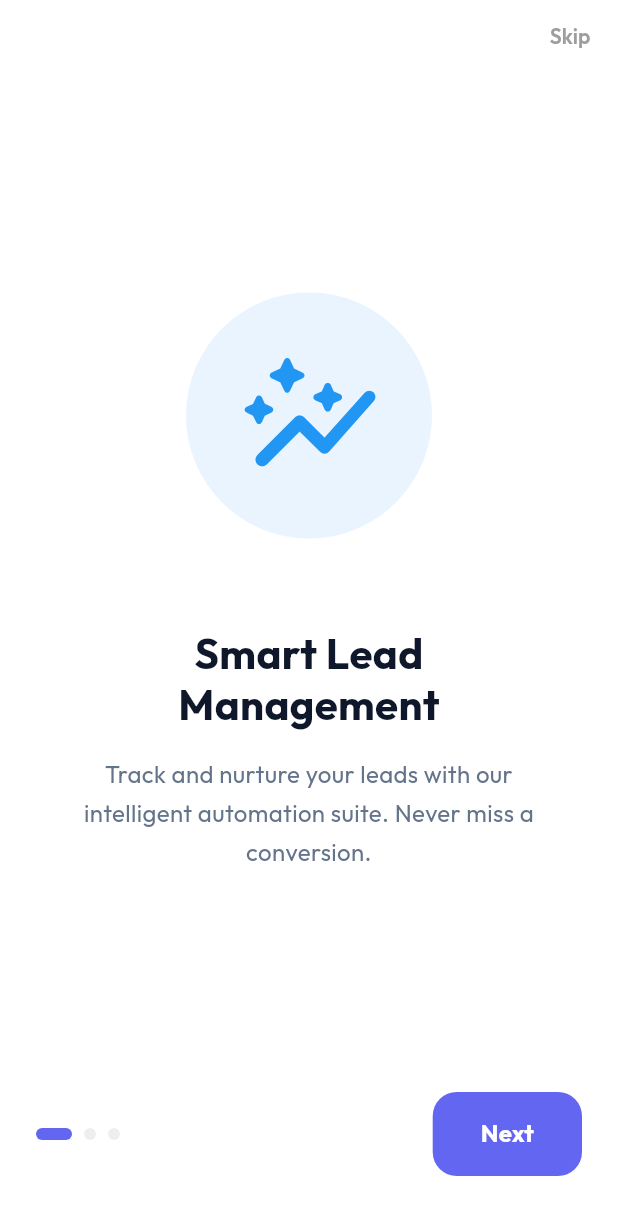
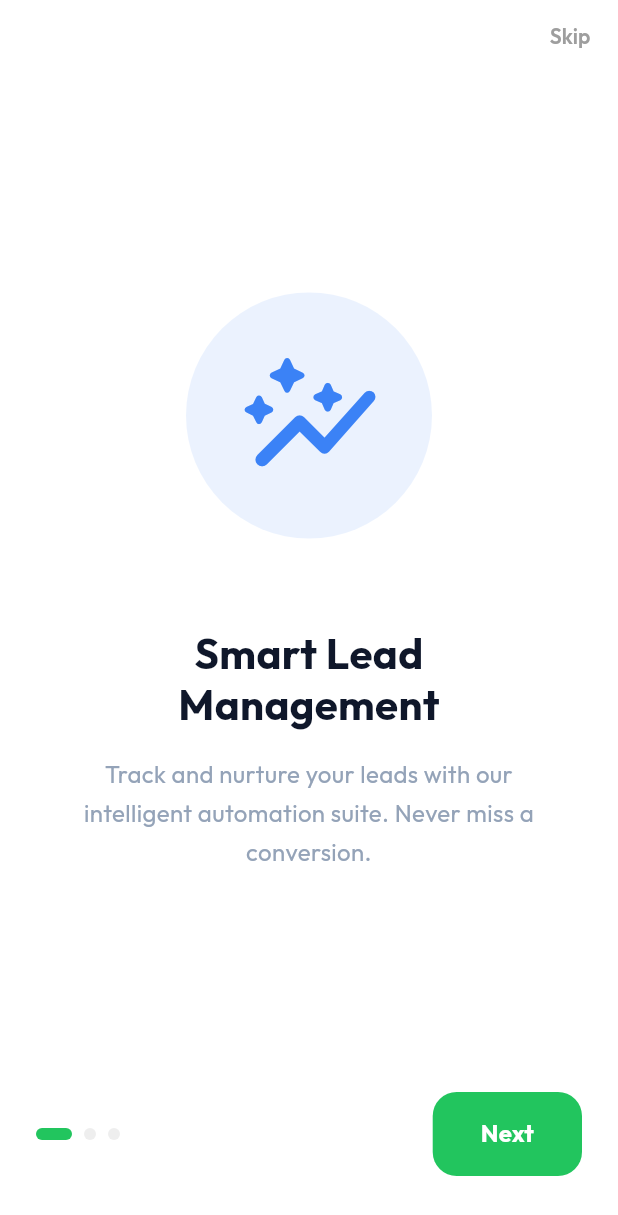
Before and after one commit to avinashquikboom-code/QuickBoom-App, a Flutter app: the screen it shows after launch, on a phone screen of 412 x 824 dp. Shown: the top 1215 px of the screen. Run offline on Flutter 3.47's test engine with Material 3 defaults, Android fonts, the phone set to English and light mode, and no system bars; drawn by our look-alikes of flutter_animate; our stand-ins replace fl_chart, flutter_riverpod, google_fonts, riverpod_annotation; generated files the repository leaves out were written again.

Commit message:
refactor: update brand colors, standardize theme-based UI styling, and configure launcher icons

```diff
--- a/lib/core/theme.dart
+++ b/lib/core/theme.dart
@@ -3,20 +3,24 @@ import 'package:google_fonts/google_fonts.dart';
 
 class AppTheme {
   // Brand Colors
-  static const Color primaryColor = Color(0xFF6366F1); // Modern Indigo
-  static const Color accentColor = Color(0xFF8B5CF6); // Electric Violet
-  static const Color successColor = Color(0xFF10B981); // Emerald
-  static const Color warningColor = Color(0xFFF59E0B); // Amber
-  static const Color errorColor = Color(0xFFEF4444); // Red
+  static const Color primaryColor = Color(0xFF22C55E); // Primary Green
+  static const Color darkGreen = Color(0xFF16A34A); // Dark Green
+  static const Color lightGreen = Color(0xFFDCFCE7); // Light Green
+  static const Color accentColor = Color(0xFF3B82F6); // Blue Accent
+  static const Color successColor = Color(0xFF16A34A); // Dark Green
+  static const Color successBadge = Color(0xFFBBF7D0); // Success Badge
+  static const Color successText = Color(0xFF15803D); // Success Text
+  static const Color warningColor = Color(0xFFF59E0B); // Warning Orange
+  static const Color errorColor = Color(0xFFEF4444); // Danger Red
 
   // Neutral Colors
   static const Color sidebarBg = Color(0xFFF8FAFC);
   static const Color mainBg = Color(0xFFFFFFFF);
-  static const Color dashboardBg = Color(0xFFF1F5F9);
+  static const Color dashboardBg = Color(0xFFF8FAFC);
   static const Color cardBg = Color(0xFFFFFFFF);
-  static const Color textPrimary = Color(0xFF0F172A); // Slate 900
-  static const Color textSecondary = Color(0xFF64748B); // Slate 500
-  static const Color borderSide = Color(0xFFE2E8F0); // Slate 200
+  static const Color textPrimary = Color(0xFF0F172A); // Primary Text
+  static const Color textSecondary = Color(0xFF94A3B8); // Secondary Text
+  static const Color borderSide = Color(0xFFE5E7EB); // Border
 
   static ThemeData get lightTheme {
     return ThemeData(
--- a/lib/views/onboarding_view.dart
+++ b/lib/views/onboarding_view.dart
@@ -20,13 +20,13 @@ class _OnboardingViewState extends State<OnboardingView> {
       title: 'Smart Lead Management',
       description: 'Track and nurture your leads with our intelligent automation suite. Never miss a conversion.',
       icon: Icons.auto_graph_rounded,
-      color: Colors.blue,
+      color: AppTheme.accentColor,
     ),
     OnboardingContent(
       title: 'Real-time Analytics',
       description: 'Get deep insights into your business performance with live dashboards and detailed reports.',
       icon: Icons.analytics_rounded,
-      color: Colors.orange,
+      color: AppTheme.warningColor,
     ),
     OnboardingContent(
       title: 'Team Collaboration',
--- a/lib/views/sidebar_views/data_capture_view.dart
+++ b/lib/views/sidebar_views/data_capture_view.dart
@@ -205,7 +205,7 @@ class _DataCaptureViewState extends State<DataCaptureView> {
       ScaffoldMessenger.of(context).showSnackBar(
         SnackBar(
           content: const Text('Data captured successfully!'),
-          backgroundColor: Colors.green.shade600,
+          backgroundColor: AppTheme.successColor,
           behavior: SnackBarBehavior.floating,
           shape: RoundedRectangleBorder(
             borderRadius: BorderRadius.circular(10),
--- a/lib/widgets/stat_card.dart
+++ b/lib/widgets/stat_card.dart
@@ -212,12 +212,12 @@ class AttendanceCard extends StatelessWidget {
         Container(
           padding: const EdgeInsets.symmetric(horizontal: 8, vertical: 2),
           decoration: BoxDecoration(
-            color: AppTheme.successColor.withValues(alpha: 0.3),
+            color: AppTheme.successBadge,
             borderRadius: BorderRadius.circular(6),
           ),
           child: const Text(
             'LIVE STATUS',
-            style: TextStyle(color: Colors.white, fontSize: 9, fontWeight: FontWeight.bold),
+            style: TextStyle(color: AppTheme.successText, fontSize: 9, fontWeight: FontWeight.bold),
           ),
         ),
       ],
```
Also changed, not shown: lib/views/auth/login_view.dart (+10 -8 lines), lib/views/dashboard_view.dart (+4 -8 lines), lib/views/sidebar_views/other_views.dart (+7 -7 lines), lib/views/splash_view.dart (+8 -10 lines), lib/widgets/sidebar.dart (+11 -9 lines), pubspec.yaml (+9 -4 lines), assets/images/logo.png (added), pubspec.lock, 29 other files.
